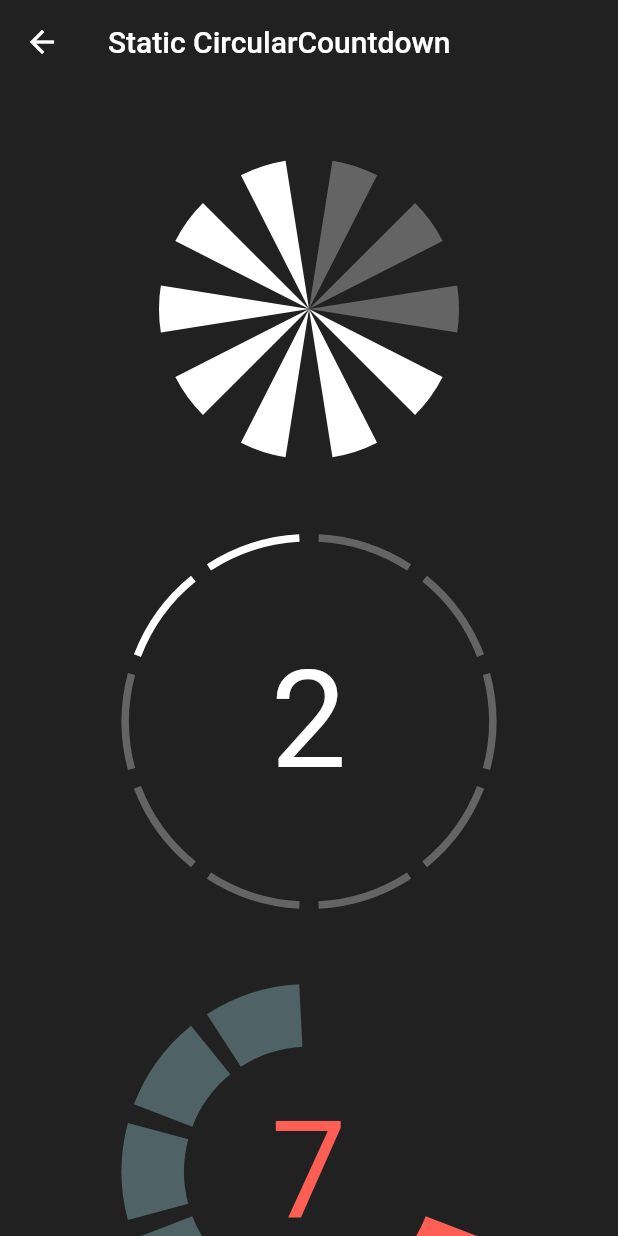
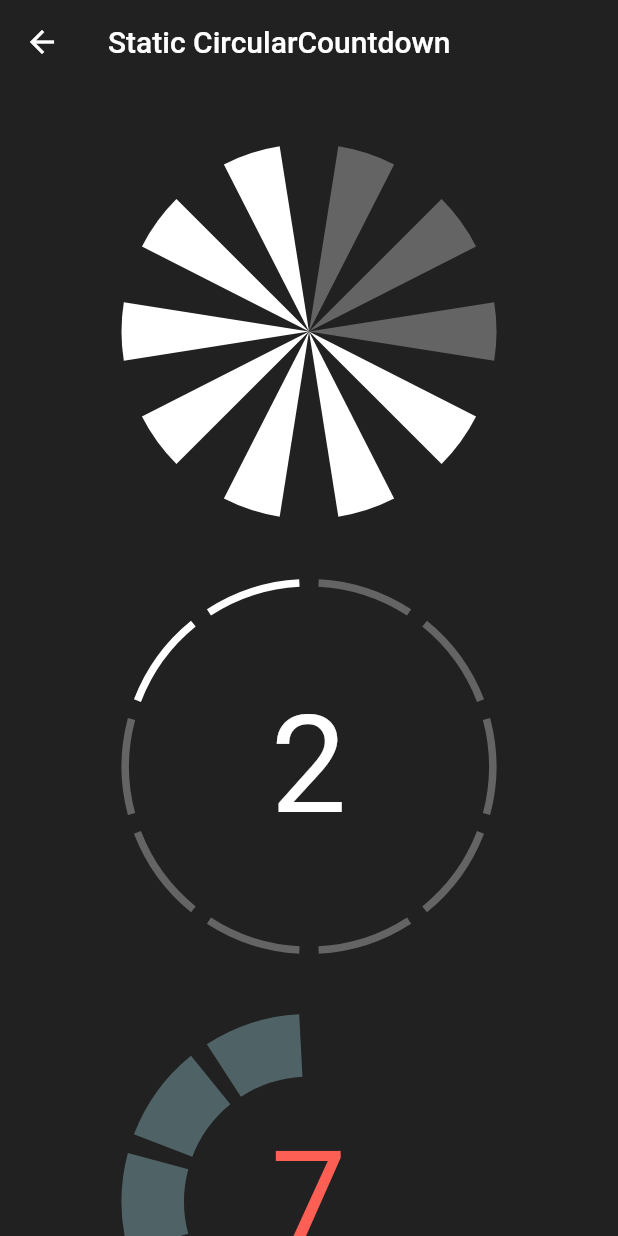
Before and after one commit to MattisBrizard/circular_countdown, a Flutter app: the screen it shows after launch, after a tap on "Static CircularCountdown", on a phone screen of 412 x 824 dp. Run offline on Flutter 3.47's test engine with Material 2 defaults, Android fonts, the phone set to English and light mode, and no system bars; our stand-ins replace gap; missing offline and left inert: timer_controller.

Commit message:
Release v2.1.0

```diff
--- a/analysis_options.yaml
+++ b/analysis_options.yaml
@@ -15,7 +15,6 @@ analyzer:
     - 'submodules/**'
     - 'lib/**/*.graphql.dart'
     - 'lib/**/*.g.dart'
-    - 'example/**'
 linter:
   rules:
     # We prefer having parameters in the same order as fields https://github.com/flutter/flutter/issues/10219
--- a/example/lib/countdowns/static_countdown.dart
+++ b/example/lib/countdowns/static_countdown.dart
@@ -16,17 +16,23 @@ class StaticCountdownPage extends StatelessWidget {
         elevation: 0,
       ),
       backgroundColor: Colors.grey[900],
-      body: ListView(
+      body: SingleChildScrollView(
+        child: Center(
+          child: Padding(
+            padding: const EdgeInsets.all(40),
+            child: Wrap(
+              crossAxisAlignment: WrapCrossAlignment.center,
+              alignment: WrapAlignment.center,
+              spacing: 40,
+              runSpacing: 40,
               children: const <Widget>[
-          Gap(50),
                 CircularCountdown(
-            diameter: 200,
+                  diameter: 250,
                   gapFactor: 2,
-            strokeWidth: 100,
+                  strokeWidth: 125,
                   countdownTotal: 10,
                   countdownRemaining: 7,
                 ),
-          Gap(50),
                 CircularCountdown(
                   diameter: 250,
                   countdownTotal: 10,
@@ -37,7 +43,6 @@ class StaticCountdownPage extends StatelessWidget {
                     fontSize: 90,
                   ),
                 ),
-          Gap(50),
                 CircularCountdown(
                   diameter: 250,
                   countdownTotal: 10,
@@ -50,13 +55,14 @@ class StaticCountdownPage extends StatelessWidget {
                     fontSize: 90,
                   ),
                 ),
-          Gap(50),
                 CircularCountdown(
                   diameter: 250,
                   countdownTotal: 10,
                 ),
-          Gap(50),
               ],
+            ),
+          ),
+        ),
       ),
     );
   }
--- a/example/lib/main.dart
+++ b/example/lib/main.dart
@@ -1,3 +1,4 @@
+import 'package:example/countdowns/controlled_countdown.dart';
 import 'package:flutter/material.dart';
 import 'package:gap/gap.dart';
 
@@ -56,6 +57,15 @@ class MyHomePage extends StatelessWidget {
               ),
               child: const Text('Time CircularCountdown'),
             ),
+            const Gap(30),
+            ElevatedButton(
+              onPressed: () => Navigator.of(context).push(
+                MaterialPageRoute<ControlledCountdownPage>(
+                  builder: (context) => const ControlledCountdownPage(),
+                ),
+              ),
+              child: const Text('Controlled CircularCountdown'),
+            ),
           ],
         ),
       ),
--- a/example/pubspec.yaml
+++ b/example/pubspec.yaml
@@ -8,11 +8,12 @@ environment:
 publish_to: none
 
 dependencies:
+  circular_countdown:
+    path: ../
   flutter:
     sdk: flutter
-  circular_countdown:
-    path: ../
   gap: ^2.0.0
+  timer_controller: ^0.1.0
 
 dev_dependencies:
   flutter_test:
--- a/lib/src/circular_countdown.dart
+++ b/lib/src/circular_countdown.dart
@@ -122,8 +122,7 @@ class CircularCountdown extends StatelessWidget {
             ? strokeWidth!
             : finalDiameter / 6;
 
-        return Center(
-          child: CustomPaint(
+        return CustomPaint(
           painter: CircularCountdownPainter(
             countdownTotal: countdownTotal,
             countdownRemaining: countdownRemaining ?? countdownTotal,
@@ -139,7 +138,6 @@ class CircularCountdown extends StatelessWidget {
             finalDiameter,
             finalDiameter,
           ),
-          ),
         );
       },
     );
--- a/lib/src/time_circular_countdown.dart
+++ b/lib/src/time_circular_countdown.dart
@@ -14,6 +14,9 @@ typedef CountdownCallback = void Function(
 /// Time unit `CircularCountdown`.
 ///
 /// Refreshes itself every `unit` tick.
+///
+/// Note: If you want full control on the timer (play, pause, etc), you can use the `timer_controller` library with the [CircularCountdown].
+/// You can find how to integrate it in the example app.
 class TimeCircularCountdown extends StatefulWidget {
   /// Creates a [TimeCircularCountdown].
   const TimeCircularCountdown({
--- a/pubspec.yaml
+++ b/pubspec.yaml
@@ -1,7 +1,7 @@
 name: circular_countdown
 description: A package that represents a circular countdown that you can use for
   every kind of units (days, hours, seconds, points, ...).
-version: 2.0.0
+version: 2.1.0
 homepage: https://github.com/MattisBrizard/circular_countdown
 
 environment:
```
Also changed, not shown: example/lib/countdowns/controlled_countdown.dart (added, +195 -0 lines), 29 other files. Lines whose indentation alone changed are shown as unchanged.
